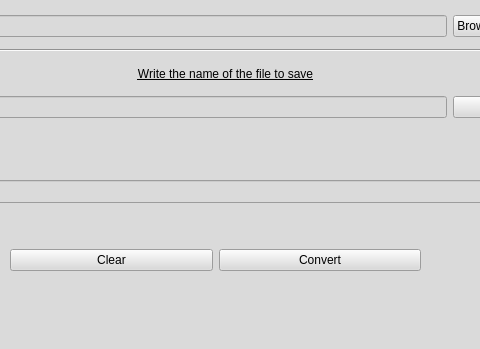
The window that GUI.ui (ErickTejadaCompres-eaton/BOM_Converter) describes before a commit, drawn with Qt 5; both pictures show x 160 to 640 and y 240 to 589 of the 796 by 589 pixel window.
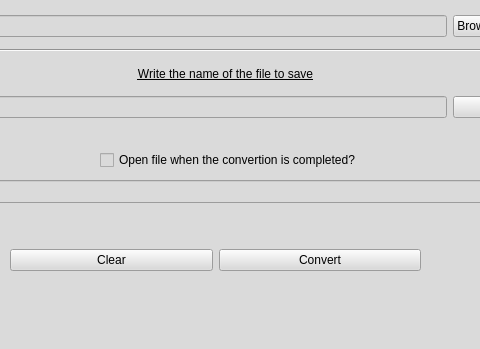
The same window after the commit.

Commit message: Adding option to open file

Patch:
```diff
--- a/GUI.ui
+++ b/GUI.ui
@@ -227,6 +227,19 @@
      </item>
     </layout>
    </widget>
+   <widget class="QCheckBox" name="CheckBox">
+    <property name="geometry">
+     <rect>
+      <x>260</x>
+      <y>390</y>
+      <width>281</width>
+      <height>20</height>
+     </rect>
+    </property>
+    <property name="text">
+     <string>Open file when the convertion is completed?</string>
+    </property>
+   </widget>
   </widget>
  </widget>
  <resources>
```
The commit also changes 6 other files.
